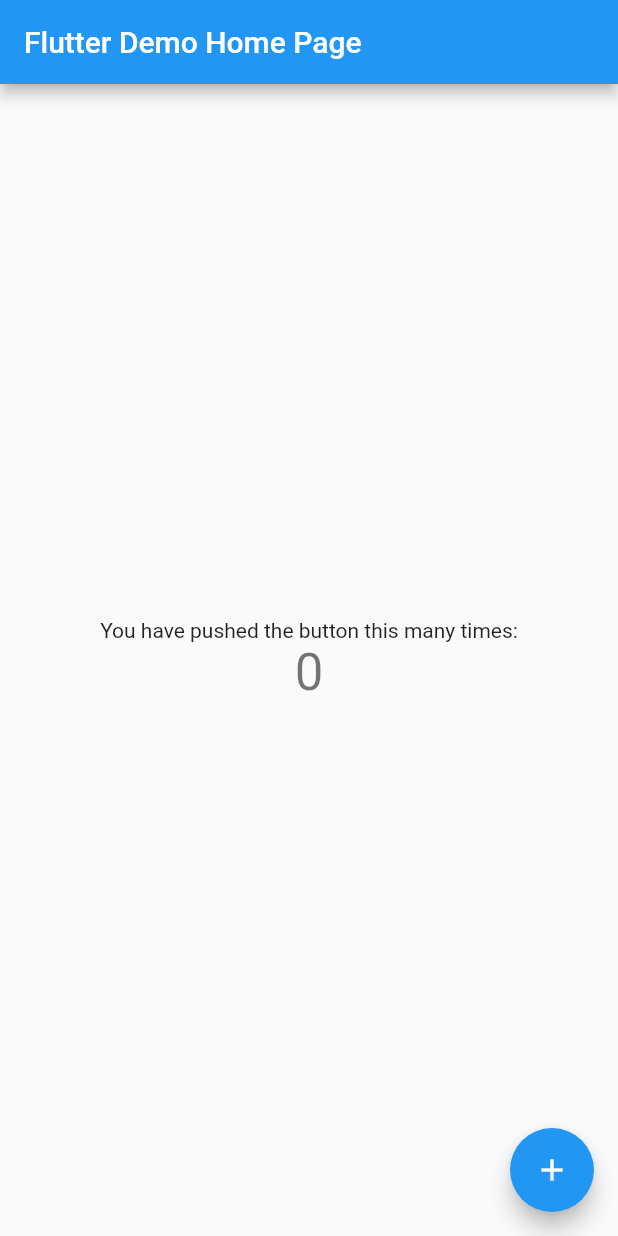
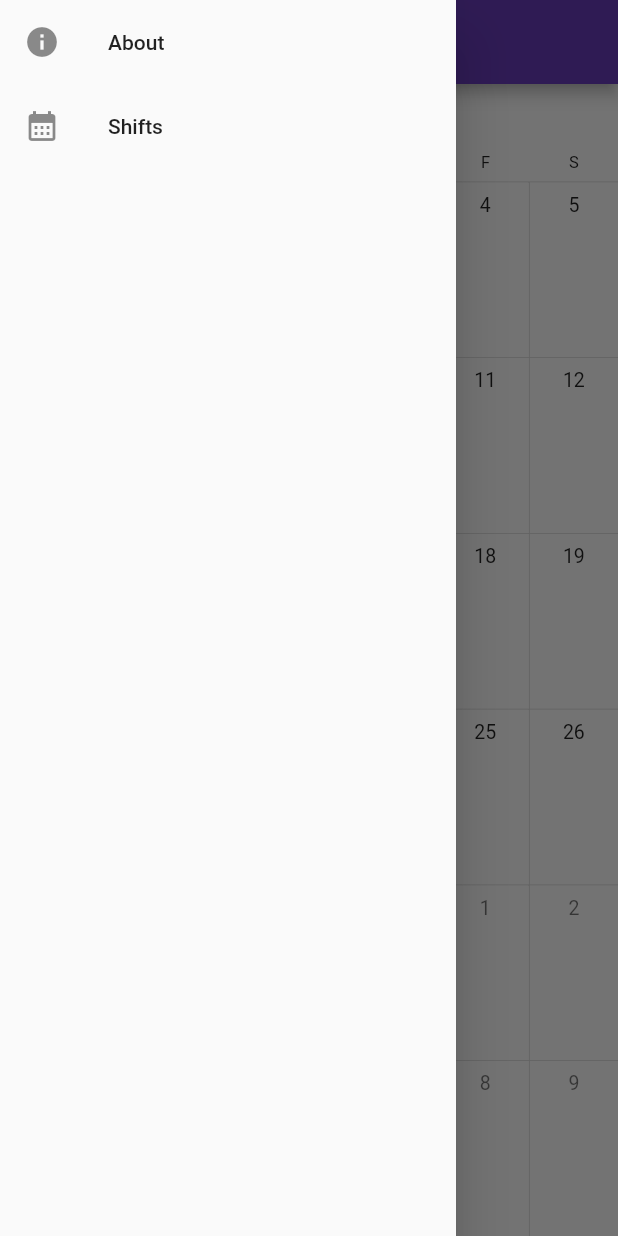
Before and after one commit to tar-erpedia/flutter-workshop, a Flutter app: the screen it shows after launch, with the side drawer open (before the commit the screen has no drawer), on a phone screen of 412 x 824 dp. Run offline on Flutter 3.47's test engine with Material 2 defaults, Android fonts, the phone set to English and light mode, and no system bars; drawn by our look-alikes of syncfusion_flutter_calendar; our stand-ins replace sqflite; missing offline and left inert: sqflite_web; accounts and stored records are empty.

```diff
--- a/lib/dal/main_db.dart
+++ b/lib/dal/main_db.dart
@@ -0,0 +1,31 @@
+import 'package:flutter_workshop/globals.dart';
+import 'package:flutter_workshop/model/shift.dart';
+import 'package:sqflite/sqflite.dart';
+import 'package:sqflite_web/sqflite_web.dart';
+
+Future<void> loadMainDB() async {
+  // ByteData data = await rootBundle.load(join("assets", "data", "main.sql"));
+  // final String query = data.buffer.toString();
+  final databaseFactory = databaseFactoryWeb;
+  final db = await databaseFactory.openDatabase(
+    inMemoryDatabasePath,
+    options: OpenDatabaseOptions(
+      version: 10,
+      onCreate: (db, version) async {
+        await db.execute('''
+        CREATE TABLE IF NOT EXISTS "shifts" (
+        	"date"	INTEGER NOT NULL,
+        	"shift"	INTEGER NOT NULL,
+        	"toran"	TEXT,
+        	UNIQUE("date","shift"),
+        	PRIMARY KEY("date","shift")
+        );
+        INSERT INTO "shifts" VALUES (1647734400,0,'Gil Z');
+        INSERT INTO "shifts" VALUES (1647734400,1,'Mihal');
+        ''');
+      },
+    ),
+  );
+  final rows = await db.rawQuery("SELECT * FROM shifts");
+  shifts = rows.map((row) => Shift.fromRow(row)).toList();
+}
--- a/lib/globals.dart
+++ b/lib/globals.dart
@@ -0,0 +1,3 @@
+import 'package:flutter_workshop/model/shift.dart';
+
+List<Shift> shifts = [];
--- a/lib/main.dart
+++ b/lib/main.dart
@@ -1,6 +1,8 @@
 import 'package:flutter/material.dart';
-
-void main() {
+import 'package:flutter_workshop/dal/main_db.dart';
+import 'package:flutter_workshop/widgets/calendar.dart';
+Future<void> main() async {
+  await loadMainDB();
   runApp(const MyApp());
 }
 
@@ -22,9 +24,9 @@ class MyApp extends StatelessWidget {
         // or simply save your changes to "hot reload" in a Flutter IDE).
         // Notice that the counter didn't reset back to zero; the application
         // is not restarted.
-        primarySwatch: Colors.blue,
+        primarySwatch: Colors.deepPurple,
       ),
-      home: const MyHomePage(title: 'Flutter Demo Home Page'),
+      home: const MyHomePage(title: 'ניהול תורנים'),
     );
   }
 }
@@ -48,68 +50,7 @@ class MyHomePage extends StatefulWidget {
 }
 
 class _MyHomePageState extends State<MyHomePage> {
-  int _counter = 0;
-
-  void _incrementCounter() {
-    setState(() {
-      // This call to setState tells the Flutter framework that something has
-      // changed in this State, which causes it to rerun the build method below
-      // so that the display can reflect the updated values. If we changed
-      // _counter without calling setState(), then the build method would not be
-      // called again, and so nothing would appear to happen.
-      _counter++;
-    });
-  }
 
   @override
-  Widget build(BuildContext context) {
-    // This method is rerun every time setState is called, for instance as done
-    // by the _incrementCounter method above.
-    //
-    // The Flutter framework has been optimized to make rerunning build methods
-    // fast, so that you can just rebuild anything that needs updating rather
-    // than having to individually change instances of widgets.
-    return Scaffold(
-      appBar: AppBar(
-        // Here we take the value from the MyHomePage object that was created by
-        // the App.build method, and use it to set our appbar title.
-        title: Text(widget.title),
-      ),
-      body: Center(
-        // Center is a layout widget. It takes a single child and positions it
-        // in the middle of the parent.
-        child: Column(
-          // Column is also a layout widget. It takes a list of children and
-          // arranges them vertically. By default, it sizes itself to fit its
-          // children horizontally, and tries to be as tall as its parent.
-          //
-          // Invoke "debug painting" (press "p" in the console, choose the
-          // "Toggle Debug Paint" action from the Flutter Inspector in Android
-          // Studio, or the "Toggle Debug Paint" command in Visual Studio Code)
-          // to see the wireframe for each widget.
-          //
-          // Column has various properties to control how it sizes itself and
-          // how it positions its children. Here we use mainAxisAlignment to
-          // center the children vertically; the main axis here is the vertical
-          // axis because Columns are vertical (the cross axis would be
-          // horizontal).
-          mainAxisAlignment: MainAxisAlignment.center,
-          children: <Widget>[
-            const Text(
-              'You have pushed the button this many times:',
-            ),
-            Text(
-              '$_counter',
-              style: Theme.of(context).textTheme.headline4,
-            ),
-          ],
-        ),
-      ),
-      floatingActionButton: FloatingActionButton(
-        onPressed: _incrementCounter,
-        tooltip: 'Increment',
-        child: const Icon(Icons.add),
-      ), // This trailing comma makes auto-formatting nicer for build methods.
-    );
-  }
+  Widget build(BuildContext context) => const Calendar();
 }
--- a/lib/widgets/about.dart
+++ b/lib/widgets/about.dart
@@ -0,0 +1,15 @@
+
+import 'package:flutter/material.dart';
+import 'package:flutter_workshop/widgets/appbar.dart';
+import 'package:flutter_workshop/widgets/drawer.dart';
+
+class About extends StatelessWidget {
+  const About({Key? key}) : super(key: key);
+
+  // This widget is the root of your application.
+  @override
+  Widget build(BuildContext context) => Scaffold(
+  appBar: appbar,
+  drawer: drawer(context),
+  body: const Text("אודות"));
+}
--- a/lib/widgets/appbar.dart
+++ b/lib/widgets/appbar.dart
@@ -0,0 +1,7 @@
+import 'package:flutter/material.dart';
+
+final appbar = AppBar(
+  // Here we take the value from the MyHomePage object that was created by
+  // the App.build method, and use it to set our appbar title.
+  title: const Text("ניהול תורנים"),
+);
--- a/lib/widgets/calendar.dart
+++ b/lib/widgets/calendar.dart
@@ -0,0 +1,69 @@
+import 'package:flutter/material.dart';
+import 'package:flutter_workshop/globals.dart';
+import 'package:flutter_workshop/model/shift.dart';
+import 'package:flutter_workshop/widgets/appbar.dart';
+import 'package:flutter_workshop/widgets/drawer.dart';
+import 'package:syncfusion_flutter_calendar/calendar.dart';
+
+class Calendar extends StatefulWidget {
+  const Calendar({Key? key}) : super(key: key);
+
+  @override
+  State<Calendar> createState() => _CalendarState();
+}
+
+class _CalendarState extends State<Calendar> {
+  @override
+  Widget build(BuildContext context) => Scaffold(
+      appBar: appbar,
+      drawer: drawer(context),
+      body: SfCalendar(
+        view: CalendarView.month,
+        dataSource: CalendarShiftsDataSource(_getDataSource(shifts)),
+      ));
+}
+
+List<CalendarShift> _getDataSource(List<Shift> shiftsSource) {
+  final List<CalendarShift> shifts = <CalendarShift>[];
+  DateTime date;
+  DateTime startTime;
+  String toran;
+  ShiftTime time;
+  DateTime endTime;
+
+  for (var shift in shiftsSource) {
+    date = shift.date;
+    toran = shift.toran;
+    time = shift.shift;
+
+    if (time == ShiftTime.morning) {
+      startTime = DateTime(date.year, date.month, date.day, 8, 0, 0);
+      endTime = startTime.add(const Duration(hours: 9));
+    } else {
+      startTime = DateTime(date.year, date.month, date.day, 17, 0, 0);
+      endTime = startTime.add(const Duration(hours: 15));
+    }
+    shifts.add(CalendarShift(toran, startTime, endTime));
+  }
+
+  return shifts;
+}
+
+class CalendarShiftsDataSource extends CalendarDataSource {
+  CalendarShiftsDataSource(List<CalendarShift> source) {
+    appointments = source;
+  }
+
+  @override
+  String getSubject(int index) {
+    return appointments![index].toran;
+  }
+}
+
+class CalendarShift {
+  CalendarShift(this.toran, this.startTime, this.endTime);
+
+  String toran;
+  DateTime startTime;
+  DateTime endTime;
+}
--- a/lib/widgets/drawer.dart
+++ b/lib/widgets/drawer.dart
@@ -0,0 +1,29 @@
+import 'package:flutter/material.dart';
+import 'package:flutter_workshop/widgets/about.dart';
+import 'package:flutter_workshop/widgets/calendar.dart';
+
+drawer(context) => Drawer(
+  // Add a ListView to the drawer. This ensures the user can scroll
+  // through the options in the drawer if there isn't enough vertical
+  // space to fit everything.
+  child: ListView(
+    // Important: Remove any padding from the ListView.
+    padding: EdgeInsets.zero,
+    children: [
+      ListTile(
+          leading: const Icon(Icons.info),
+          title: const Text('About'),
+          onTap:(){
+            Navigator.push(context , MaterialPageRoute(builder: (context) => const About()));
+          }
+      ),
+      ListTile(
+          leading: const Icon(Icons.calendar_month),
+          title: const Text('Shifts'),
+          onTap:(){
+            Navigator.push(context , MaterialPageRoute(builder: (context) => const Calendar()));
+          }
+      ),
+    ],
+  ),
+);
--- a/pubspec.yaml
+++ b/pubspec.yaml
@@ -30,6 +30,11 @@ dependencies:
   flutter:
     sdk: flutter
   sqflite: ^2.0.2
+  sqflite_web:
+    git:
+      url: https://github.com/deakjahn/sqflite_web.git
+      ref: master
+
   syncfusion_flutter_calendar: ^19.4.56
   # The following adds the Cupertino Icons font to your application.
   # Use with the CupertinoIcons class for iOS style icons.
```
Also changed, not shown: lib/model/shift.dart (+17 -0 lines), pubspec.lock, 1 other file.
